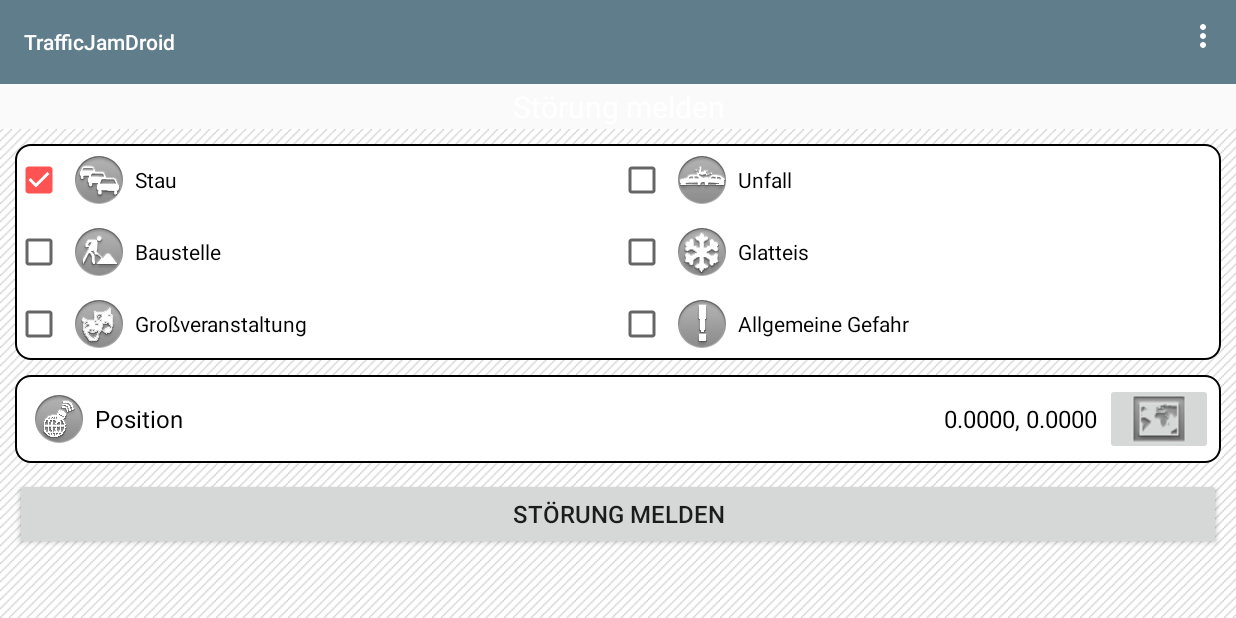
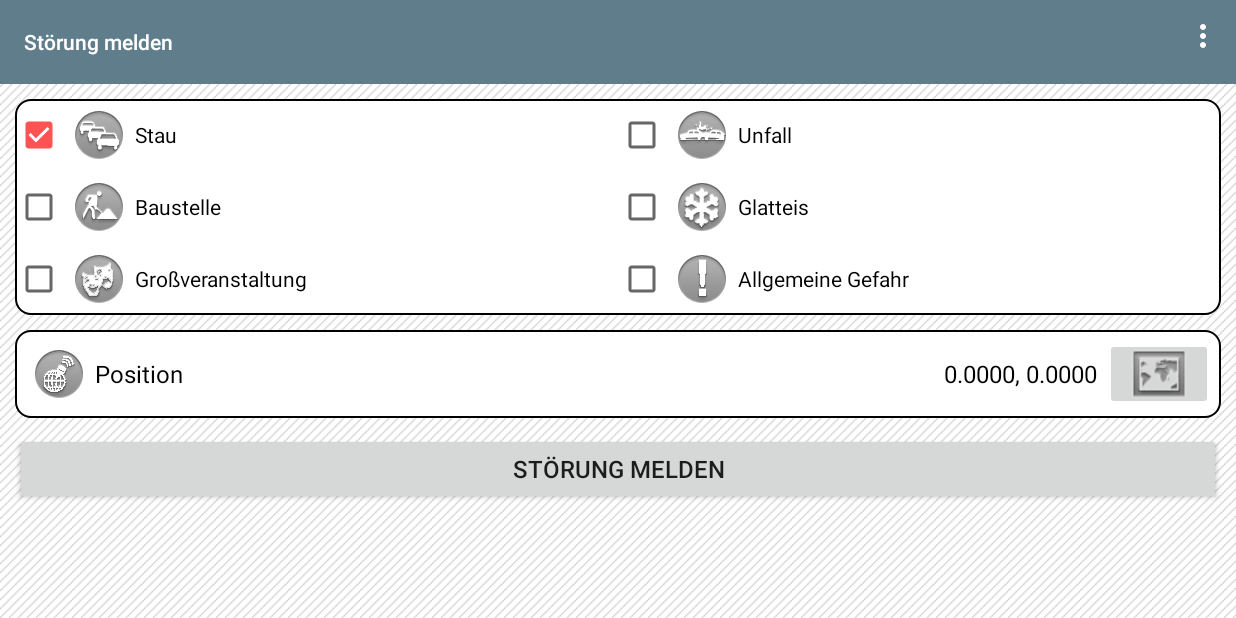
Before and after one commit to dakuenne/TrafficJamDroid-App, an Android app: the screen it shows after launch (JammingActivity), in the options menu, after a tap on "Störung", on a phone screen of 824 x 412 dp (held sideways). Run offline under Robolectric (Android 15) with nearby library versions, the phone set to English and light mode, and no system bars; libraries missing offline, so code that uses them is left out: org.osmdroid, org.osmdroid.util, org.osmdroid.views; 36 statements that could not run were skipped.

Commit message:
Use of setTitle instead of a TextView in the activities

```diff
--- a/app/src/main/java/org/traffic/jamdroid/activities/HelpActivity.java
+++ b/app/src/main/java/org/traffic/jamdroid/activities/HelpActivity.java
@@ -42,6 +42,7 @@ public class HelpActivity extends AppCompatActivity {
 		super.onCreate(savedInstanceState);
 		setContentView(R.layout.help);
 		setSupportActionBar((Toolbar) findViewById(R.id.toolbar));
+		setTitle(R.string.alert_help);
 
 		Bundle extras = getIntent().getExtras();
 		String anchor = extras.getString("param");
--- a/app/src/main/java/org/traffic/jamdroid/activities/JammingActivity.java
+++ b/app/src/main/java/org/traffic/jamdroid/activities/JammingActivity.java
@@ -65,6 +65,8 @@ public class JammingActivity extends BaseActivity {
 		super.onCreate(savedInstanceState);
 		setContentView(R.layout.jamming);
 		setSupportActionBar((Toolbar) findViewById(R.id.toolbar));
+		setTitle(R.string.alert_jam);
+
 		txtPosition = ((TextView) findViewById(R.id.cur_position));
 
 		// initialize the onCLickListener for all six checkboxes
--- a/app/src/main/java/org/traffic/jamdroid/activities/RoutingActivity.java
+++ b/app/src/main/java/org/traffic/jamdroid/activities/RoutingActivity.java
@@ -82,6 +82,7 @@ public class RoutingActivity extends BaseActivity {
 		super.onCreate(savedInstanceState);
 		setContentView(R.layout.routing);
 		setSupportActionBar((Toolbar) findViewById(R.id.toolbar));
+		setTitle(R.string.new_route);
 
 		LocalData.getInstance().getRoute().clear();
 
--- a/app/src/main/java/org/traffic/jamdroid/activities/SearchActivity.java
+++ b/app/src/main/java/org/traffic/jamdroid/activities/SearchActivity.java
@@ -61,6 +61,7 @@ public class SearchActivity extends AppCompatActivity {
 		super.onCreate(savedInstanceState);
 		setContentView(R.layout.search_address);
 		setSupportActionBar((Toolbar) findViewById(R.id.toolbar));
+		setTitle(R.string.search_address);
 
 		// setting up the map
 		map = (SearchView) findViewById(R.id.prev_map);
--- a/app/src/main/java/org/traffic/jamdroid/activities/ShowProblemsActivity.java
+++ b/app/src/main/java/org/traffic/jamdroid/activities/ShowProblemsActivity.java
@@ -61,6 +61,8 @@ public class ShowProblemsActivity extends AppCompatActivity {
 		super.onCreate(savedInstanceState);
 		setContentView(R.layout.problemmap);
 		setSupportActionBar((Toolbar) findViewById(R.id.toolbar));
+		setTitle(R.string.alert_prob);
+
 		mapView = (MapView) findViewById(R.id.probmapview);
 		this.pd = ProgressDialog.show(this, "", getApplicationContext()
 				.getResources().getString(R.string.popup_visualize_problems));
--- a/app/src/main/res/layout-land/help.xml
+++ b/app/src/main/res/layout-land/help.xml
@@ -8,10 +8,6 @@
 		android:id="@+id/toolbar"
 		layout="@layout/toolbar" />
 
-	<TextView android:id="@+id/helpinfo" android:layout_height="30dip"
-		android:gravity="center" android:textSize="30px" android:layout_width="fill_parent"
-		android:textColor="#ffffff" android:text="@string/alert_help" />
-
 	<WebView android:id="@+id/helpview" android:layout_height="fill_parent" android:layout_width="fill_parent"/>
 
 </LinearLayout>
--- a/app/src/main/res/layout-land/jamming.xml
+++ b/app/src/main/res/layout-land/jamming.xml
@@ -7,10 +7,6 @@
 	<include
 		android:id="@+id/toolbar"
 		layout="@layout/toolbar" />
-
-	<TextView android:id="@+id/jaminfo" android:layout_height="30dip"
-		android:gravity="center" android:textSize="30px" android:layout_width="fill_parent"
-		android:textColor="#ffffff" android:text="@string/alert_jam" />
 
 	<LinearLayout android:id="@+id/jamlayout"
 		android:layout_width="fill_parent" android:layout_height="fill_parent"
--- a/app/src/main/res/layout-land/problemmap.xml
+++ b/app/src/main/res/layout-land/problemmap.xml
@@ -7,10 +7,6 @@
 	<include
 		android:id="@+id/toolbar"
 		layout="@layout/toolbar" />
-
-	<TextView android:id="@+id/probmapinfo" android:layout_height="30dip"
-		android:gravity="center" android:textSize="30px" android:layout_width="fill_parent"
-		android:textColor="#ffffff" android:text="@string/alert_prob" />
 
 	<LinearLayout android:id="@+id/probmaplayout"
 		android:layout_width="fill_parent" android:layout_height="fill_parent"
--- a/app/src/main/res/layout-land/routing.xml
+++ b/app/src/main/res/layout-land/routing.xml
@@ -7,10 +7,6 @@
 	<include
 		android:id="@+id/toolbar"
 		layout="@layout/toolbar" />
-
-	<TextView android:id="@+id/routeinfo" android:layout_height="30dip"
-		android:gravity="center" android:textSize="25dip" android:layout_width="fill_parent"
-		android:textColor="#ffffff" android:text="@string/new_route" />
 
 	<LinearLayout android:orientation="vertical"
 		android:layout_width="fill_parent" android:layout_height="0dip"
--- a/app/src/main/res/layout/search_address.xml
+++ b/app/src/main/res/layout/search_address.xml
@@ -6,11 +6,6 @@
 	<include
 		android:id="@+id/toolbar"
 		layout="@layout/toolbar" />
-
-	<TextView android:id="@+id/routeinfo" android:layout_height="30dip"
-		android:gravity="center" android:textSize="25dip" android:layout_width="fill_parent"
-		android:textColor="#ffffff" android:text="@string/search_address"
-		android:background="#000000" />
 
 	<LinearLayout android:id="@+id/start_current"
 		android:layout_width="fill_parent" android:layout_height="wrap_content"
```
